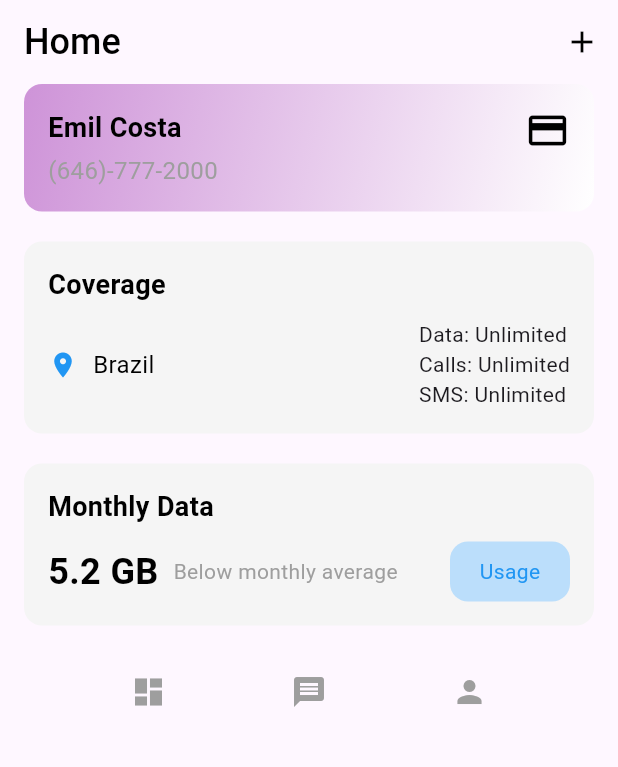
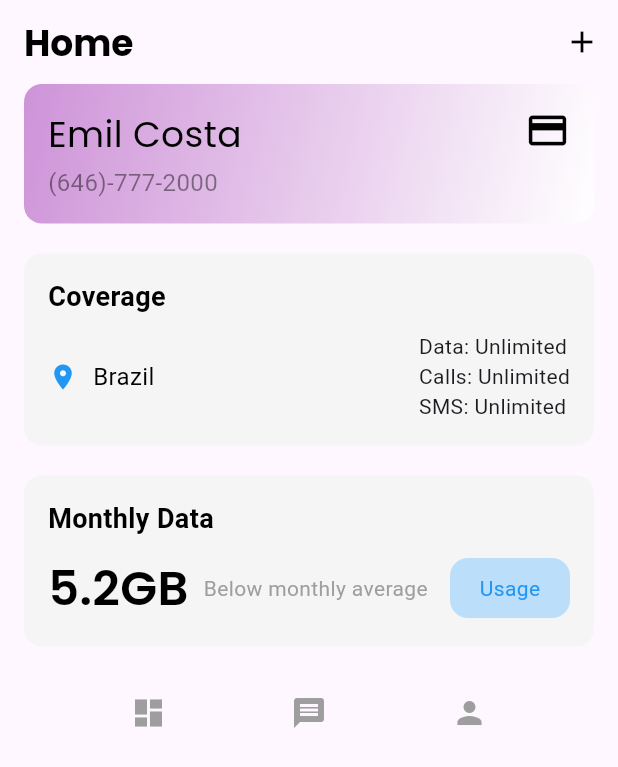
Before and after one commit to JoeDareZone/signalsync, a Flutter app: the HomePage screen opened directly, on a phone screen of 412 x 824 dp. Shown: the top 767 px of the screen. Run offline on Flutter 3.47's test engine with Material 3 defaults, Android fonts, the phone set to English and light mode, and no system bars; our stand-ins replace firebase_auth, firebase_core, google_fonts, google_sign_in, lottie, smooth_page_indicator; accounts and stored records are empty; network calls fail; statements that could not run were skipped.

Commit message:
style: :lipstick: Update Fonts in homepage

```diff
--- a/lib/screens/home/home_page.dart
+++ b/lib/screens/home/home_page.dart
@@ -1,4 +1,5 @@
 import 'package:flutter/material.dart';
+import 'package:google_fonts/google_fonts.dart';
 
 class HomePage extends StatelessWidget {
   const HomePage({super.key});
@@ -10,11 +11,12 @@ class HomePage extends StatelessWidget {
         automaticallyImplyLeading: false,
         backgroundColor: Colors.transparent,
         elevation: 0,
-        title: const Text(
+        centerTitle: false,
+        title: Text(
           'Home',
-          style: TextStyle(
+          style: GoogleFonts.poppins(
             fontSize: 24,
-            fontWeight: FontWeight.w500,
+            fontWeight: FontWeight.bold,
             color: Colors.black,
           ),
         ),
@@ -47,21 +49,20 @@ class HomePage extends StatelessWidget {
                   children: [
                     Column(
                       crossAxisAlignment: CrossAxisAlignment.start,
-                      children: const [
+                      children: [
                         Text(
                           'Emil Costa',
-                          style: TextStyle(
-                            fontSize: 18,
-                            fontWeight: FontWeight.w600,
+                          style: GoogleFonts.poppins(
+                            fontSize: 24,
                             color: Colors.black,
                           ),
                         ),
-                        SizedBox(height: 4),
-                        Text(
+                        const SizedBox(height: 4),
+                        const Text(
                           '(646)-777-2000',
                           style: TextStyle(
                             fontSize: 16,
-                            color: Colors.grey,
+                            color: Colors.black45,
                           ),
                         ),
                       ],
@@ -139,11 +140,11 @@ class HomePage extends StatelessWidget {
                     const SizedBox(height: 10),
                     Row(
                       children: [
-                        const Text(
-                          '5.2 GB',
-                          style: TextStyle(
-                            fontSize: 24,
-                            fontWeight: FontWeight.bold,
+                        Text(
+                          '5.2GB',
+                          style: GoogleFonts.poppins(
+                            fontSize: 32,
+                            fontWeight: FontWeight.w600,
                             color: Colors.black,
                           ),
                         ),
```
